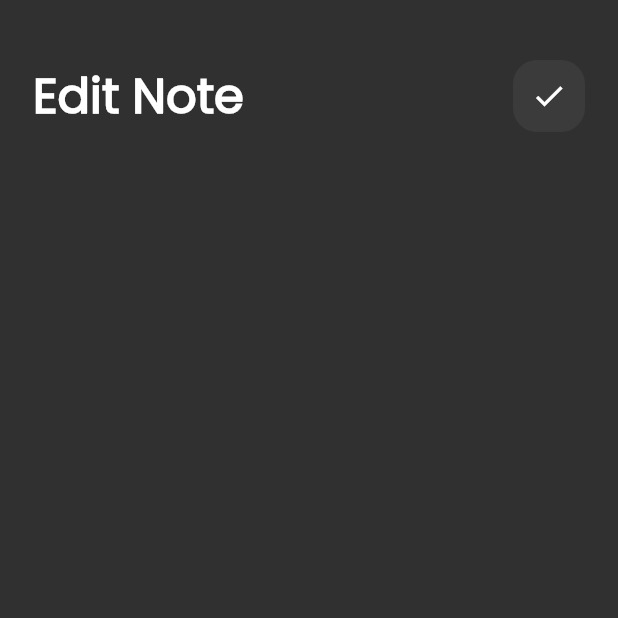
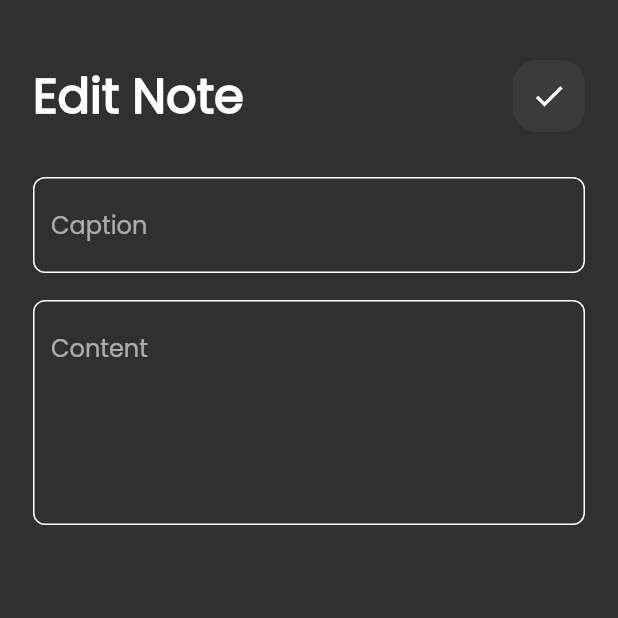
Before and after one commit to abdallahshaba/notes_app, a Flutter app: the EditPage screen opened directly, on a phone screen of 412 x 824 dp, the top half of it. Run offline on Flutter 3.47's test engine with Material 2 defaults, Android fonts, the phone set to English and light mode, and no system bars; our stand-ins replace font_awesome_flutter.

Commit message:
create edit note

```diff
--- a/lib/widgets/edit_body.dart
+++ b/lib/widgets/edit_body.dart
@@ -1,5 +1,6 @@
 import 'package:flutter/material.dart';
 import 'package:note_app2/widgets/custom_appBar.dart';
+import 'package:note_app2/widgets/custom_textfield.dart';
 
 class EditBody extends StatelessWidget {
   const EditBody({super.key});
@@ -17,7 +18,13 @@ class EditBody extends StatelessWidget {
             text: 'Edit Note',
             icon: Icons.check,
 
-          )
+          ),
+          SizedBox(height: 30,),
+          CustomTextField(hint: 'Caption'),
+          SizedBox(height: 18,),
+          CustomTextField(
+            maxLines: 5,
+            hint: 'Content'),
         ],
       ),
     );
```
Also changed, not shown: lib/pages/home_page.dart (+7 -10 lines).
